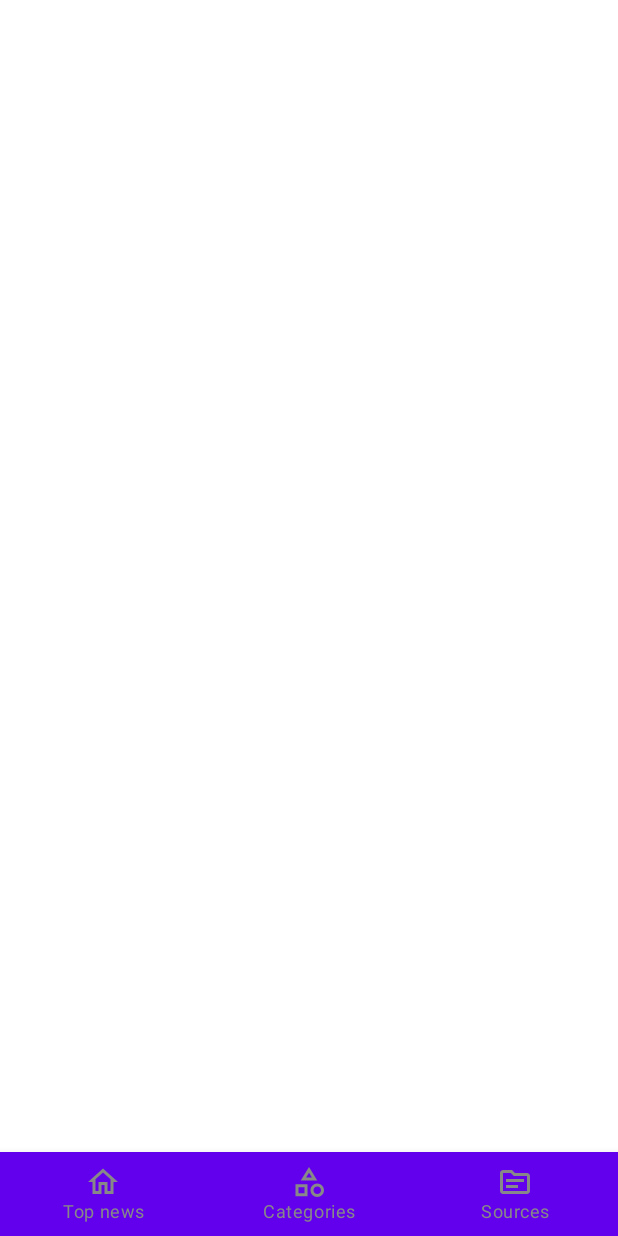
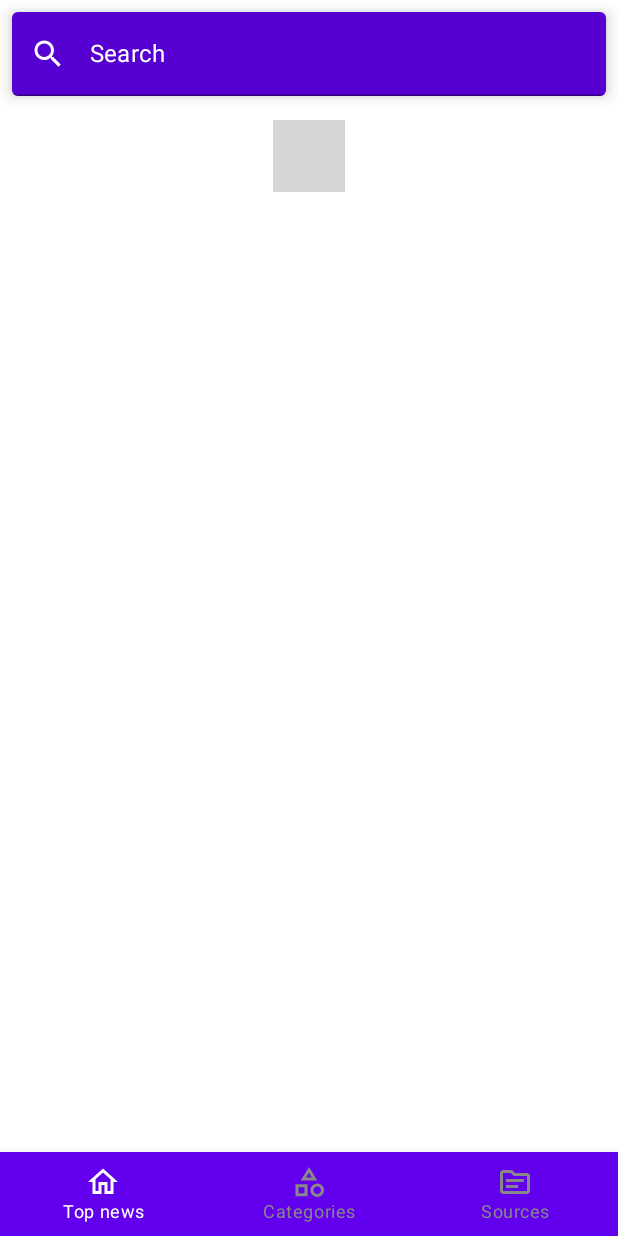
Before and after one commit to Marko2407/NewApp-JetPackCompose, an Android app built with Jetpack Compose: the screen it shows after launch (MainActivity), on a phone screen of 412 x 824 dp. Run offline under Robolectric (Android 15) with nearby library versions, the phone set to English and light mode, and no system bars; libraries missing offline, so code that uses them is left out: com.skydoves.landscapist; 3 statements that could not run were skipped; grey boxes are pictures that could not be loaded.

Commit message:
feat: implement search news

```diff
--- /dev/null
+++ b/app/src/main/java/com/mvukosav/newsapp/components/SearchBar.kt
@@ -0,0 +1,88 @@
+package com.mvukosav.newsapp.components
+
+import android.annotation.SuppressLint
+import androidx.compose.foundation.layout.fillMaxWidth
+import androidx.compose.foundation.layout.padding
+import androidx.compose.foundation.shape.RoundedCornerShape
+import androidx.compose.foundation.text.KeyboardActions
+import androidx.compose.foundation.text.KeyboardOptions
+import androidx.compose.material.Card
+import androidx.compose.material.Icon
+import androidx.compose.material.IconButton
+import androidx.compose.material.MaterialTheme
+import androidx.compose.material.Text
+import androidx.compose.material.TextField
+import androidx.compose.material.TextFieldColors
+import androidx.compose.material.TextFieldDefaults
+import androidx.compose.material.icons.Icons
+import androidx.compose.material.icons.filled.Close
+import androidx.compose.material.icons.filled.Search
+import androidx.compose.runtime.Composable
+import androidx.compose.runtime.MutableState
+import androidx.compose.runtime.mutableStateOf
+import androidx.compose.ui.Modifier
+import androidx.compose.ui.graphics.Color
+import androidx.compose.ui.platform.LocalFocusManager
+import androidx.compose.ui.text.TextStyle
+import androidx.compose.ui.text.input.ImeAction
+import androidx.compose.ui.text.input.KeyboardType
+import androidx.compose.ui.tooling.preview.Preview
+import androidx.compose.ui.unit.dp
+import androidx.compose.ui.unit.sp
+import com.mvukosav.newsapp.network.NewsManager
+
+@Composable
+fun SearchBar(query: MutableState<String>, newsManager: NewsManager) {
+    val localFocusManager = LocalFocusManager.current
+    Card(
+        elevation = 6.dp,
+        shape = RoundedCornerShape(4.dp),
+        modifier = Modifier
+            .fillMaxWidth()
+            .padding(8.dp),
+        backgroundColor = MaterialTheme.colors.primary
+    ) {
+        TextField(
+            value = query.value,
+            onValueChange = {
+                query.value = it
+            },
+            modifier = Modifier.fillMaxWidth(),
+            label = { Text(text = "Search", color = Color.White) },
+            keyboardOptions = KeyboardOptions(
+                keyboardType = KeyboardType.Text,
+                imeAction = ImeAction.Search
+            ), leadingIcon = {
+                Icon(imageVector = Icons.Filled.Search, contentDescription = "", tint = Color.White)
+            },
+            trailingIcon = {
+                if (query.value != "") {
+                    IconButton(onClick = { query.value = "" }) {
+                        Icon(
+                            imageVector = Icons.Default.Close,
+                            contentDescription = "",
+                            tint = Color.White
+                        )
+                    }
+                }
+            },
+            textStyle = TextStyle(color = Color.White, fontSize = 18.sp),
+            keyboardActions = KeyboardActions(
+                onSearch = {
+                    if (query.value != "") {
+                        newsManager.getArticlesByQuery(query.value)
+                    }
+                    localFocusManager.clearFocus()
+                }
+            ),
+            colors = TextFieldDefaults.textFieldColors(textColor = Color.White)
+        )
+    }
+}
+
+@SuppressLint("UnrememberedMutableState")
+@Preview(showBackground = true)
+@Composable
+fun PreviewSearchBar() {
+    SearchBar(query = mutableStateOf(""), newsManager = NewsManager())
+}
--- a/app/src/main/java/com/mvukosav/newsapp/network/NewsService.kt
+++ b/app/src/main/java/com/mvukosav/newsapp/network/NewsService.kt
@@ -15,4 +15,7 @@ interface NewsService {
 
     @GET("everything")
     fun getArticlesBySource(@Query("sources") source: String): Call<TopNewsResponse>
+
+    @GET("everything")
+    fun getArticles(@Query("q") query: String): Call<TopNewsResponse>
 }
--- a/app/src/main/java/com/mvukosav/newsapp/ui/NewsApp.kt
+++ b/app/src/main/java/com/mvukosav/newsapp/ui/NewsApp.kt
@@ -47,7 +47,8 @@ fun Navigation(
     newsManager: NewsManager = NewsManager(),
     paddingValues: PaddingValues
 ) {
-    val articles = newsManager.newResponse.value.articles
+    val articles = mutableListOf<TopNewsArticle>()
+    articles.addAll(newsManager.newResponse.value.articles ?: listOf(TopNewsArticle()))
     Log.d("news", articles.toString())
 
     articles?.let {
@@ -64,6 +65,13 @@ fun Navigation(
                 // passing arguments through screens
                 val index = navBackStackEntry.arguments?.getInt("index")
                 index?.let {
+                    if (newsManager.query.value.isNotEmpty()) {
+                        articles.clear()
+                        articles.addAll(newsManager.getArticleByQuery.value.articles ?: listOf())
+                    } else {
+                        articles.clear()
+                        articles.addAll(newsManager.newResponse.value.articles ?: listOf())
+                    }
                     val article = articles[index]
                     DetailScreen(article, scrollState = scrollState, navController)
                 }
@@ -82,7 +90,9 @@ fun NavGraphBuilder.bottomNavigation(
     composable(BottomBarMenuScreen.TopNews.route) {
         TopNews(
             navController = navController,
-            articles
+            articles = articles,
+            newsManager = newsManager,
+            query = newsManager.query
         )
     }
     composable(BottomBarMenuScreen.Categories.route) {
--- a/app/src/main/java/com/mvukosav/newsapp/ui/screen/TopNews.kt
+++ b/app/src/main/java/com/mvukosav/newsapp/ui/screen/TopNews.kt
@@ -12,6 +12,7 @@ import androidx.compose.foundation.layout.wrapContentHeight
 import androidx.compose.foundation.lazy.LazyColumn
 import androidx.compose.material.Text
 import androidx.compose.runtime.Composable
+import androidx.compose.runtime.MutableState
 import androidx.compose.ui.Alignment
 import androidx.compose.ui.Modifier
 import androidx.compose.ui.graphics.Color
@@ -26,24 +27,33 @@ import androidx.navigation.NavController
 import com.mvukosav.MockData.getTimeAgo
 import com.mvukosav.MockData.stringToDate
 import com.mvukosav.newsapp.R
+import com.mvukosav.newsapp.components.SearchBar
 import com.mvukosav.newsapp.models.TopNewsArticle
+import com.mvukosav.newsapp.network.NewsManager
 import com.skydoves.landscapist.coil.CoilImage
 
 @Composable
-fun TopNews(navController: NavController, articles: List<TopNewsArticle>) {
+fun TopNews(
+    navController: NavController,
+    articles: List<TopNewsArticle>,
+    query: MutableState<String>,
+    newsManager: NewsManager
+) {
     Column(
         modifier = Modifier.fillMaxWidth(),
         horizontalAlignment = Alignment.CenterHorizontally
     ) {
-        Text(
-            text = "Top News",
-            fontSize = 18.sp,
-            fontWeight = FontWeight.SemiBold,
-            modifier = Modifier.padding(10.dp)
-        )
+        SearchBar(query = query, newsManager = newsManager)
+        val searchedText = query.value
+        val resultList = mutableListOf<TopNewsArticle>()
+        if (searchedText != "") {
+            resultList.addAll(newsManager.getArticleByQuery.value.articles ?: articles)
+        } else {
+            resultList.addAll(articles)
+        }
         LazyColumn {
-            items(articles.size) { index ->
-                TopNewsItem(article = articles[index], onNewsClick = {
+            items(resultList.size) { index ->
+                TopNewsItem(article = resultList[index], onNewsClick = {
                     navController.navigate("Detail/${index}")
                 })
             }
@@ -73,17 +83,22 @@ fun TopNewsItem(article: TopNewsArticle, onNewsClick: () -> Unit = {}) {
                 .padding(top = 16.dp, start = 16.dp, end = 16.dp),
             verticalArrangement = Arrangement.SpaceBetween
         ) {
+            article.publishedAt?.let {
                 Text(
-                text = stringToDate(article.publishedAt!!).getTimeAgo(),
+                    text = stringToDate(article.publishedAt).getTimeAgo(),
                     color = Color.White,
                     fontWeight = FontWeight.SemiBold
                 )
+            }
+
             Spacer(modifier = Modifier.height(100.dp))
+            article.title?.let {
                 Text(
                     text = article.title!!,
                     color = Color.White,
                     fontWeight = FontWeight.SemiBold
                 )
+            }
         }
     }
 }
```
Also changed, not shown: app/src/main/java/com/mvukosav/newsapp/network/NewsManager.kt (+28 -0 lines). Lines whose indentation alone changed are shown as unchanged.
